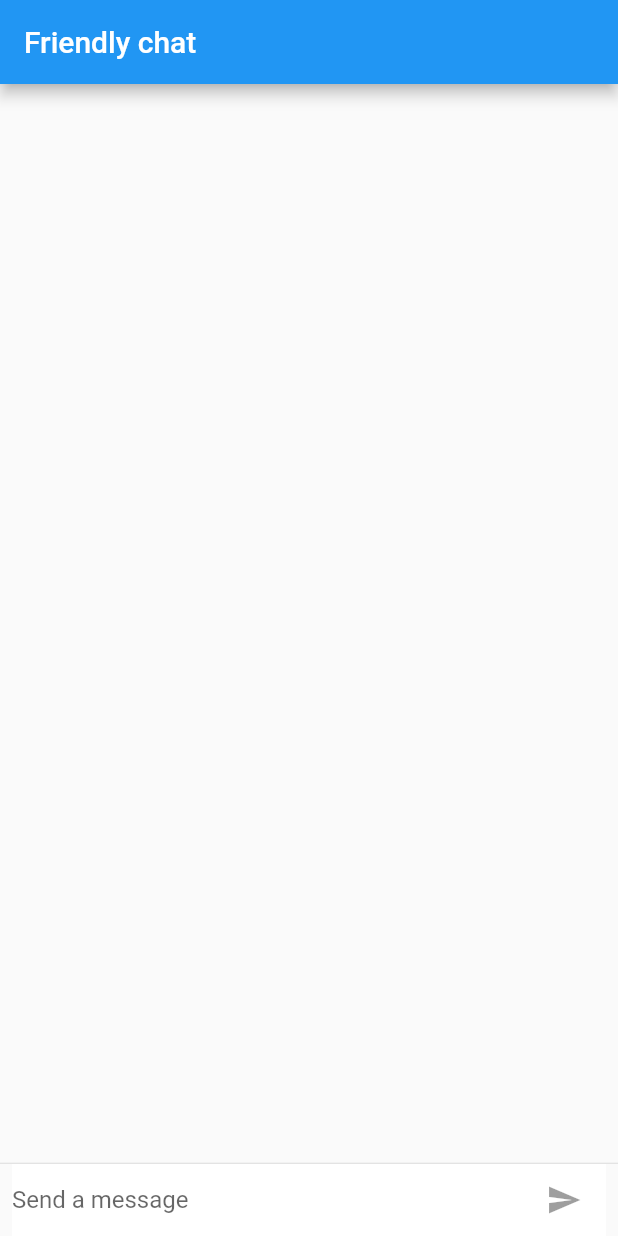
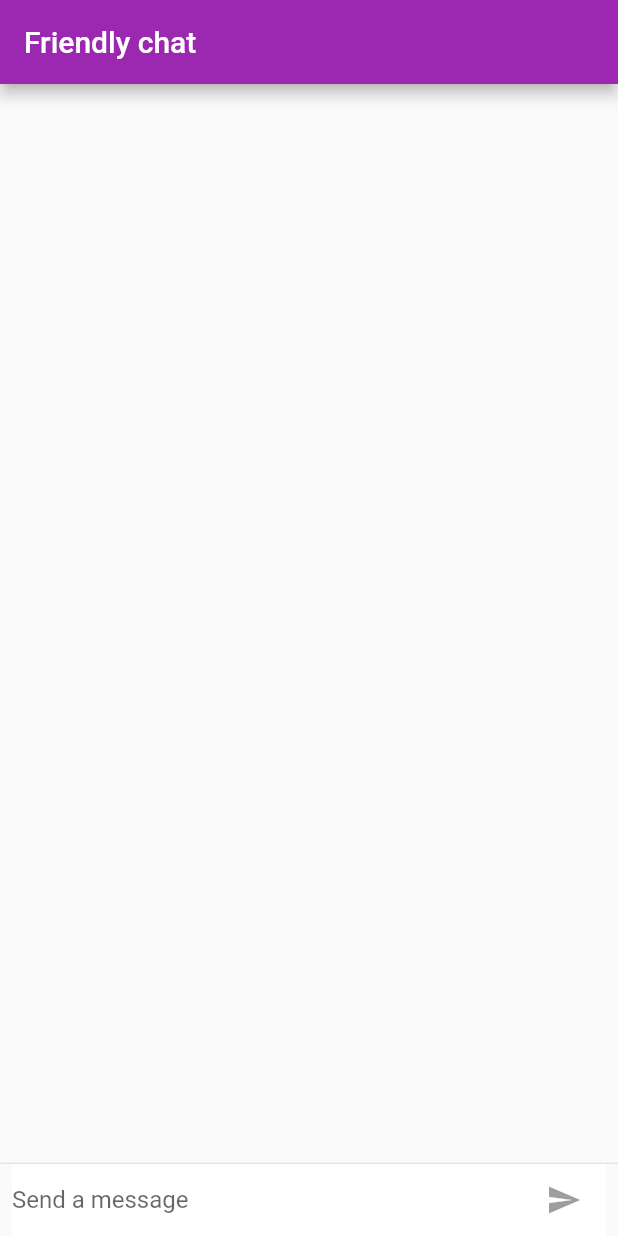
Before and after one commit to xinneph/flutter_sandbox, a Flutter app: the screen it shows after launch, on a phone screen of 412 x 824 dp. Run offline on Flutter 3.47's test engine with Material 2 defaults, Android fonts, the phone set to English and light mode, and no system bars.

Commit message:
Applying finishing touches.

```diff
--- /dev/null
+++ b/lib/app_theme.dart
@@ -0,0 +1,12 @@
+import 'package:flutter/material.dart';
+
+final ThemeData kIOSTheme = ThemeData(
+  primarySwatch: Colors.orange,
+  primaryColor: Colors.grey[100],
+  // primaryColorBrightness: Brightness.light,
+);
+
+final ThemeData kDefaultTheme = ThemeData(
+  colorScheme: ColorScheme.fromSwatch(primarySwatch: Colors.purple)
+      .copyWith(secondary: Colors.orangeAccent[400]),
+);
--- a/lib/main.dart
+++ b/lib/main.dart
@@ -1,4 +1,7 @@
+import 'package:flutter/cupertino.dart';
+import 'package:flutter/foundation.dart';
 import 'package:flutter/material.dart';
+import 'package:sandbox_flutter/app_theme.dart';
 import 'package:sandbox_flutter/chat_message.dart';
 
 main() => runApp(const FriendlyChatApp());
@@ -10,9 +13,12 @@
 
   @override
   Widget build(BuildContext context) {
-    return const MaterialApp(
+    return MaterialApp(
       title: 'FriendlyChat',
-      home: ChatScreen(),
+      home: const ChatScreen(),
+      theme: defaultTargetPlatform == TargetPlatform.iOS
+          ? kIOSTheme
+          : kDefaultTheme,
     );
   }
 }
@@ -35,8 +41,10 @@
     return Scaffold(
       appBar: AppBar(
         title: const Text('Friendly chat'),
+        elevation: Theme.of(context).platform == TargetPlatform.iOS ? 0.0 : 4.0,
       ),
-      body: Column(
+      body: Container(
+        child: Column(
           children: [
             Flexible(
               child: ListView.builder(
@@ -51,6 +59,14 @@
             const Divider(height: 1),
             _buildTextComposer(context),
           ],
+        ),
+        decoration: Theme.of(context).platform == TargetPlatform.iOS
+            ? BoxDecoration(
+                border: Border(
+                  top: BorderSide(color: Colors.grey[200]!),
+                ),
+              )
+            : null,
       ),
     );
   }
@@ -85,7 +101,14 @@
             data: IconThemeData(color: Theme.of(context).colorScheme.secondary),
             child: Container(
               margin: const EdgeInsets.symmetric(horizontal: 4.0),
-              child: IconButton(
+              child: Theme.of(context).platform == TargetPlatform.iOS
+                  ? CupertinoButton(
+                      child: const Text('Send'),
+                      onPressed: _isComposing
+                          ? () => _handleSubmitted(_textController.text)
+                          : null,
+                    )
+                  : IconButton(
                       onPressed: _isComposing
                           ? () => _handleSubmitted(_textController.text)
                           : null,
```
Lines whose indentation alone changed are shown as unchanged.
